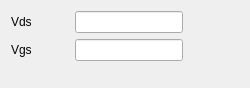
Old version of the form PyFANS/UI/UI_VoltageView.ui in the repository zigorrom/PyFANS.
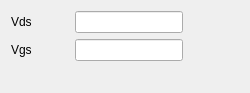
New version of the form. Custom widgets are drawn as their Qt base class.

Diff of the .ui file:
```diff
--- a/PyFANS/UI/UI_VoltageView.ui
+++ b/PyFANS/UI/UI_VoltageView.ui
@@ -7,7 +7,7 @@
     <x>0</x>
     <y>0</y>
     <width>250</width>
-    <height>88</height>
+    <height>93</height>
    </rect>
   </property>
   <property name="sizePolicy">
```
Left out of the diff: 6 changed lines with no effect on the pictures.
